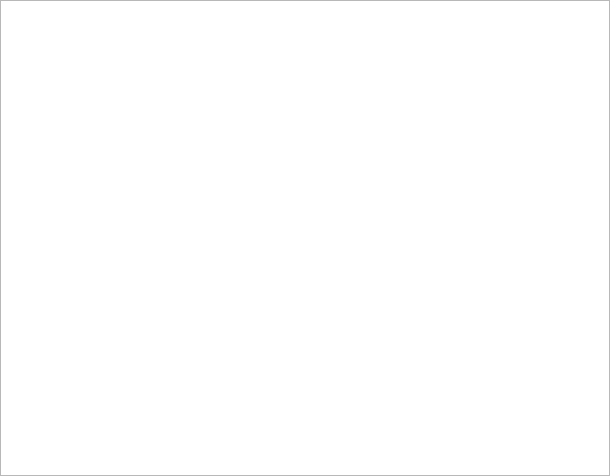
Qt form cdevlistcheck.ui (song-kang/DNATHmi) before a commit.
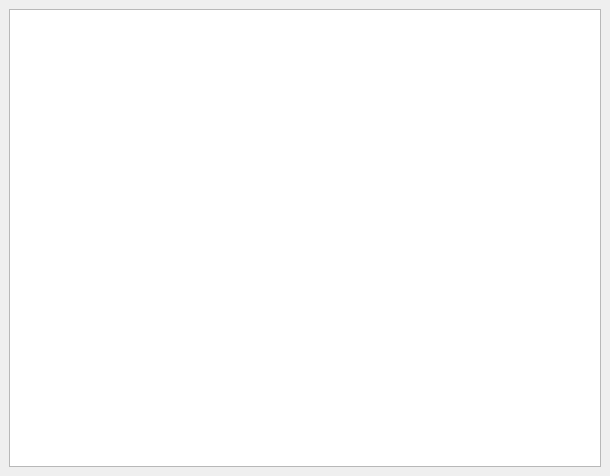
The same form after that commit.

What changed in the file:
```diff
--- a/cdevlistcheck.ui
+++ b/cdevlistcheck.ui
@@ -21,7 +21,7 @@
     <widget class="QWidget" name="widget_main" native="true">
      <layout class="QGridLayout" name="gridLayout">
       <property name="margin">
-       <number>0</number>
+       <number>9</number>
       </property>
       <item row="0" column="0">
        <widget class="QTableWidget" name="tableWidget_dev"/>
```
